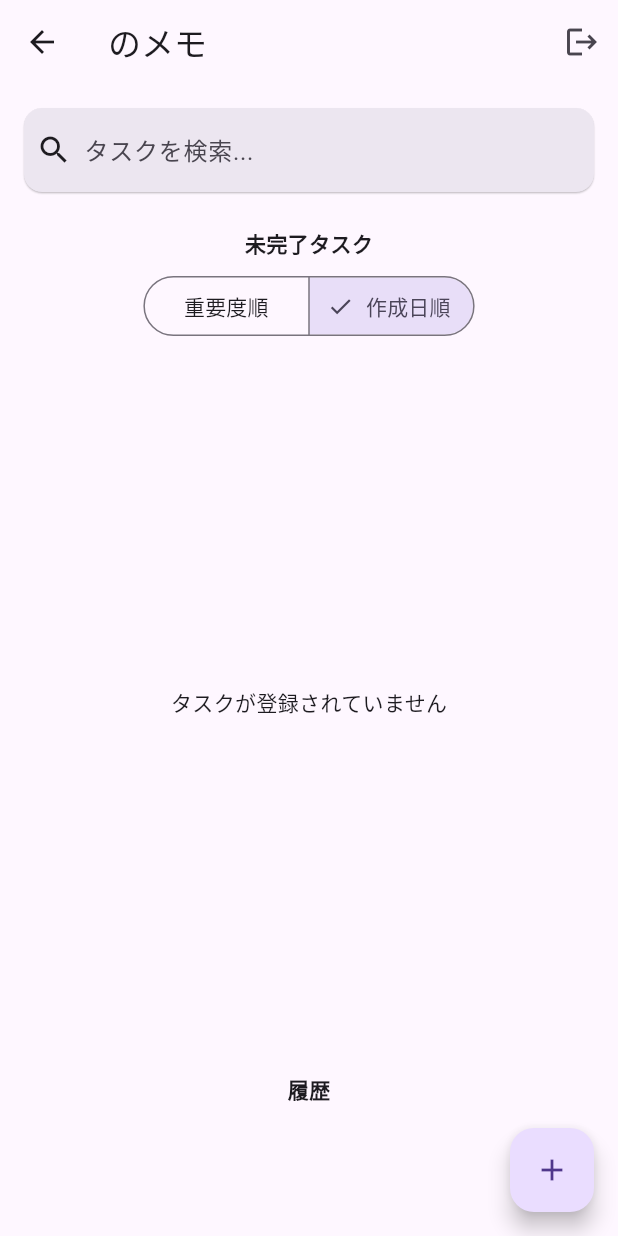
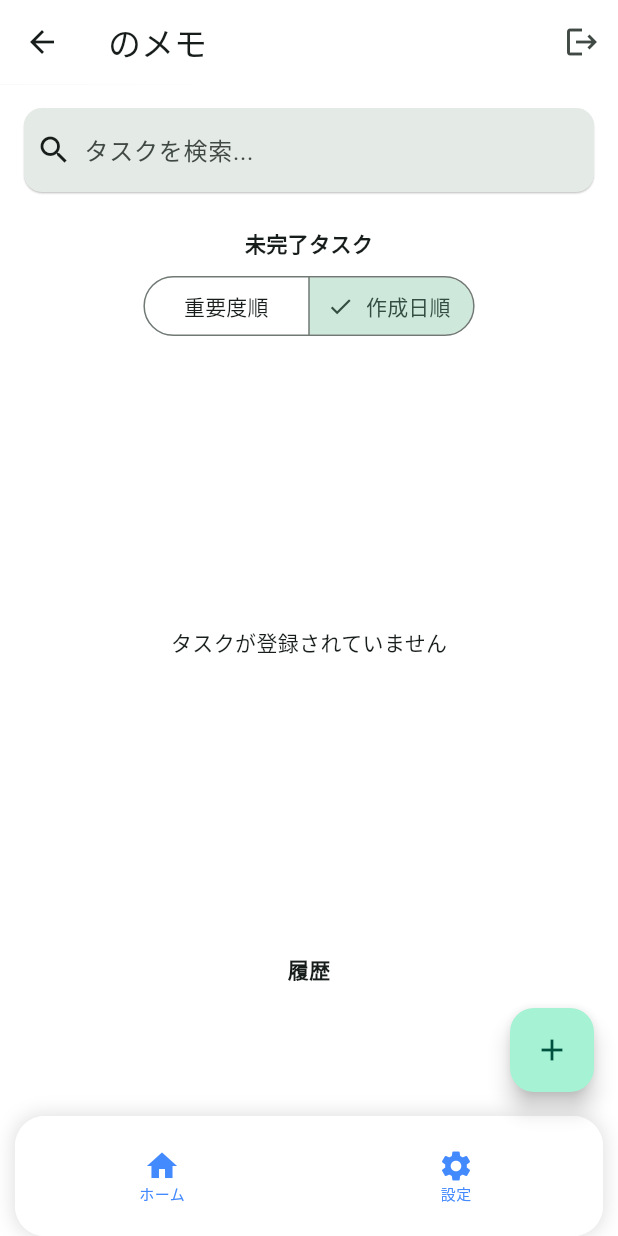
Before and after one commit to kon-yuuki/kaeta_sandbox, a Flutter app: the TodoPage screen opened directly, on a phone screen of 412 x 824 dp. Run offline on Flutter 3.47's test engine with Material 3 defaults, Android fonts, the phone set to English and light mode, and no system bars; our stand-ins replace drift, flutter_local_notifications, flutter_riverpod, google_sign_in, riverpod_annotation, supabase_flutter and 1 more; missing offline and left inert: drift_sqlite_async, powersync; accounts and stored records are empty; generated files the repository leaves out were written again; statements that could not run were skipped.

Commit message:
all done

```diff
--- a/lib/features/views/todo_page.dart
+++ b/lib/features/views/todo_page.dart
@@ -40,6 +40,8 @@
     final repository = ref.watch(todoRepositoryProvider);
     final sortOrder = ref.watch(todoSortOrderProvider);
     final myProfile = ref.watch(myProfileProvider).value;
+    int _currentIndex = 0;
+    void _onItemTapped(int index) => setState(() => _currentIndex = index);
 
     return Scaffold(
       appBar: AppBar(
@@ -262,6 +264,15 @@
         onPressed: () {
           final editNameController = TextEditingController();
           int selectedPriority = selectedPriorityForNew;
+          int selectedCategoryValue = 0;
+          const List<String> categories = [
+            "指定なし",
+            "カテゴリ1",
+            "カテゴリ2",
+            "カテゴリ3",
+            "カテゴリ4",
+          ];
+          String category = "指定なし";
 
           showModalBottomSheet(
             context: context,
@@ -288,8 +299,7 @@
 
                           const SizedBox(height: 20),
 
-                          Text('条件の重要度',
-                          style: TextStyle(fontSize: 12),),
+                          Text('条件の重要度', style: TextStyle(fontSize: 12)),
                           SegmentedButton<int>(
                             segments: const [
                               ButtonSegment(value: 0, label: Text('普通')),
@@ -302,6 +312,28 @@
                               });
                             },
                           ),
+                          SizedBox(
+                            height: 60,
+                            child: ListView.builder(
+                              scrollDirection: Axis.horizontal,
+                              itemCount: categories.length,
+                              itemBuilder: (BuildContext context, int index) {
+                                return Padding(
+                                  padding: EdgeInsets.all(4.0),
+                                  child: ChoiceChip(
+                                    label: Text(categories[index]),
+                                    selected: selectedCategoryValue == index,
+                                    onSelected: (bool selected) {
+                                      setModalState(() {
+                                        selectedCategoryValue = index;
+                                        category = categories[index];
+                                      });
+                                    },
+                                  ),
+                                );
+                              },
+                            ),
+                          ),
                           const SizedBox(height: 16),
                           ElevatedButton(
                             onPressed: () {
@@ -310,7 +342,7 @@
                               if (text.isNotEmpty && familyId != null) {
                                 repository.addItem(
                                   text,
-                                  "指定なし",
+                                  category,
                                   selectedPriority,
                                   familyId,
                                 );
@@ -340,6 +372,95 @@
           );
         },
         child: const Icon(Icons.add),
+      ),
+      bottomNavigationBar: Container(
+        // margin: const EdgeInsets.only(left: 10, right: 10, bottom: 0),
+        child: BottomAppBar(
+          color: Colors.transparent,
+          elevation: 0,
+          padding: EdgeInsets.zero,
+          child: Container(
+            margin: EdgeInsets.symmetric(horizontal: 10),
+            decoration: BoxDecoration(
+              color: Colors.white,
+              borderRadius: BorderRadius.circular(20),
+              boxShadow: [
+                BoxShadow(
+                  color: Colors.black12,
+                  blurRadius: 10,
+                  spreadRadius: 1,
+                ),
+              ],
+            ),
+            child: Material(
+              color: Colors.white,
+              borderRadius: BorderRadius.circular(20),
+              clipBehavior: Clip.antiAlias,
+
+                child: Row(
+                  mainAxisAlignment: MainAxisAlignment.spaceAround,
+                  children: [
+                    Expanded(
+                      child: InkWell(
+                        onTap: () {},
+                        child: Column(
+                          mainAxisAlignment: MainAxisAlignment.center,
+                          children: [
+                            Icon(
+                              Icons.home,
+                              color: _currentIndex == 0
+                                  ? Colors.blueAccent
+                                  : Colors.grey,
+                            ),
+                            Text(
+                              "ホーム",
+                              style: TextStyle(
+                                fontSize: 10,
+                                color: _currentIndex == 0
+                                    ? Colors.blueAccent
+                                    : Colors.grey,
+                              ),
+                            ),
+                          ],
+                        ),
+                      ),
+                    ),
+                    Expanded(
+                      child: InkWell(
+                        onTap: () {},
+                        child: Column(
+                          mainAxisAlignment: MainAxisAlignment.center,
+                          children: [
+                            Icon(
+                              Icons.settings,
+                              color: _currentIndex == 0
+                                  ? Colors.blueAccent
+                                  : Colors.grey,
+                            ),
+                            Text(
+                              "設定",
+                              style: TextStyle(
+                                fontSize: 10,
+                                color: _currentIndex == 0
+                                    ? Colors.blueAccent
+                                    : Colors.grey,
+                              ),
+                            ),
+                          ],
+                        ),
+                      ),
+                    ),
+                  ],
+                ),
+
+            ),
+          ),
+
+          // currentIndex: _currentIndex,
+          // fixedColor: Colors.blueAccent,
+          // onTap: _onItemTapped,
+          // type: BottomNavigationBarType.fixed,
+        ),
       ),
     );
   }
@@ -380,12 +501,20 @@
                   padding: EdgeInsets.only(right: 3.0),
                   child: Icon(Icons.whatshot, color: Colors.orange, size: 20),
                 ),
-              Text(
-                item.name,
-                style: TextStyle(
-                  decoration: isHistory ? TextDecoration.lineThrough : null,
-                  color: isHistory ? Colors.grey : null,
+              Expanded(
+                child: Text(
+                  item.name,
+                  style: TextStyle(
+                    decoration: isHistory ? TextDecoration.lineThrough : null,
+                    color: isHistory ? Colors.grey : null,
+                  ),
                 ),
+              ),
+              ActionChip(
+                label: Text(item.category),
+                onPressed: () {
+                  print('カテゴリ一覧に遷移処理');
+                },
               ),
             ],
           ),
```
Also changed, not shown: lib/database/schema-news.dart (added, +65 -0 lines), lib/main.dart (+21 -3 lines), 2 other files.
